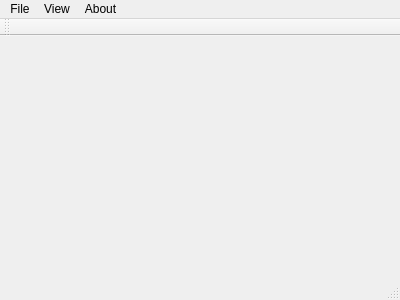
Above: test_app/3mview/mainwindow.ui from molsimmsu/3mview before the change. Below: the same form after it.
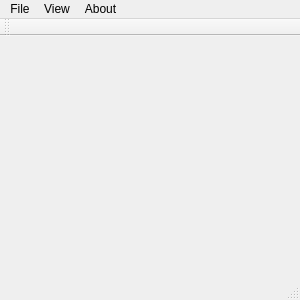
That is the form after the change.

```diff
--- a/test_app/3mview/mainwindow.ui
+++ b/test_app/3mview/mainwindow.ui
@@ -6,7 +6,7 @@
    <rect>
     <x>0</x>
     <y>0</y>
-    <width>400</width>
+    <width>300</width>
     <height>300</height>
    </rect>
   </property>
@@ -19,7 +19,7 @@
     <rect>
      <x>0</x>
      <y>0</y>
-     <width>400</width>
+     <width>300</width>
      <height>22</height>
     </rect>
    </property>
```
